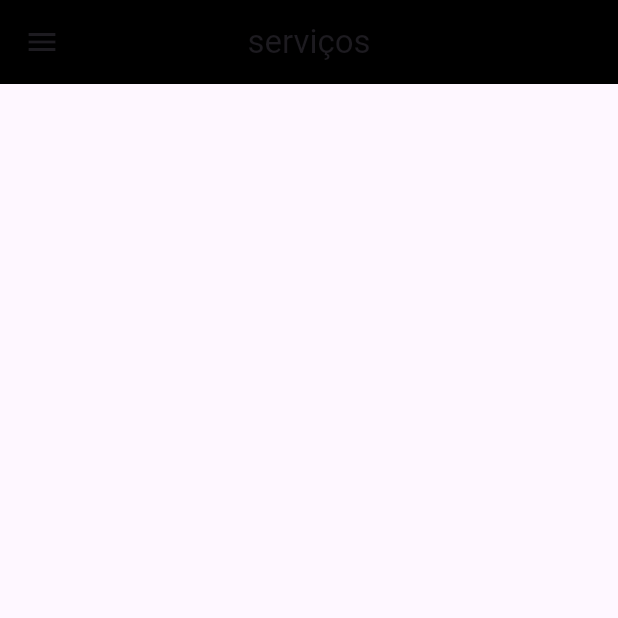
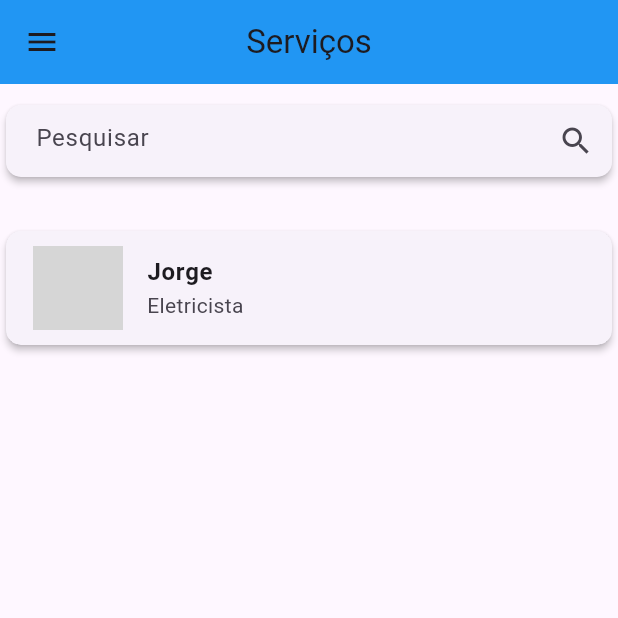
Before and after one commit to Amaralz/Ijob, a Flutter app: the ServicosPage screen opened by its route, on a phone screen of 412 x 824 dp, the top half of it. Run offline on Flutter 3.47's test engine with Material 3 defaults, Android fonts, the light colour scheme and no system bars; our stand-ins replace mask_text_input_formatter; network calls fail; grey boxes are pictures that could not be loaded.

Commit message:
Implementados Componentes tela Serviços

```diff
--- a/ijob/lib/components/side_bar.dart
+++ b/ijob/lib/components/side_bar.dart
@@ -70,7 +70,7 @@ class _SidebarState extends State<Sidebar> {
           //botão serviços
           ListTile(
             leading: const Icon(Icons.build),
-            title: const Text('serviços'),
+            title: const Text('Serviços'),
             selected: _selectedIndex == 1,
             selectedTileColor: Color.fromRGBO(0, 0, 255, 0.1),
             onTap: () => _navigateAndSelect(context, 1, '/servicos'),
@@ -79,7 +79,7 @@ class _SidebarState extends State<Sidebar> {
           //botão notificação
           ListTile(
             leading: const Icon(Icons.add_alert),
-            title: const Text('notificações'),
+            title: const Text('Notificações'),
             selected: _selectedIndex == 2,
             selectedTileColor: Color.fromRGBO(0, 0, 255, 0.1),
             onTap: () => _navigateAndSelect(context, 2, '/notificacao'),
--- a/ijob/lib/pages/notificacao_page.dart
+++ b/ijob/lib/pages/notificacao_page.dart
@@ -9,7 +9,7 @@ class NotificacaoPage extends StatelessWidget {
     return Scaffold(
       appBar: AppBar(
         title: const Text('Notificações'),
-        backgroundColor: Colors.black,
+        backgroundColor: Colors.blue,
         centerTitle: true,
       ),
       drawer: Sidebar(),
--- a/ijob/lib/pages/servicos_page.dart
+++ b/ijob/lib/pages/servicos_page.dart
@@ -1,5 +1,9 @@
 import 'package:flutter/material.dart';
+import 'package:ijob/Components/barSearchPrimaryPage.dart';
 import 'package:ijob/Components/side_bar.dart';
+import 'package:ijob/Entities/categor.dart';
+import 'package:ijob/Entities/servicer.dart';
+import 'package:ijob/Components/middleListServices.dart';
 
 class ServicosPage extends StatefulWidget {
   const ServicosPage({super.key});
@@ -9,15 +13,42 @@ class ServicosPage extends StatefulWidget {
 }
 
 class _ServicosPageState extends State<ServicosPage> {
+  final List<Servicer> services = [
+    Servicer(
+      id: '1',
+      nome: 'Jorge',
+      category: Categor(id: '1', name: "Eletricista"),
+      url:
+          "https://thumbs.dreamstime.com/b/eletricista-nos-macac%C3%B5es-cercados-com-fontes-e-ferramentas-da-eletricidade-103748791.jpg",
+    ),
+  ];
+
+  test(String objeto) {}
+
   @override
   Widget build(BuildContext context) {
     return Scaffold(
       appBar: AppBar(
         centerTitle: true,
-        title: const Text('serviços'),
-        backgroundColor: Colors.black,
+        title: const Text('Serviços'),
+        backgroundColor: Colors.blue,
       ),
       drawer: Sidebar(),
+      body: SingleChildScrollView(
+        child: Column(
+          spacing: 20,
+          children: <Widget>[
+            Padding(
+              padding: const EdgeInsets.only(top: 10),
+              child: Container(
+                width: double.maxFinite,
+                child: barSearchPrimaryPage(test),
+              ),
+            ),
+            Middlelistservices(services),
+          ],
+        ),
+      ),
     );
   }
 }
```
Also changed, not shown: ijob/lib/pages/home_page.dart (+5 -5 lines).
